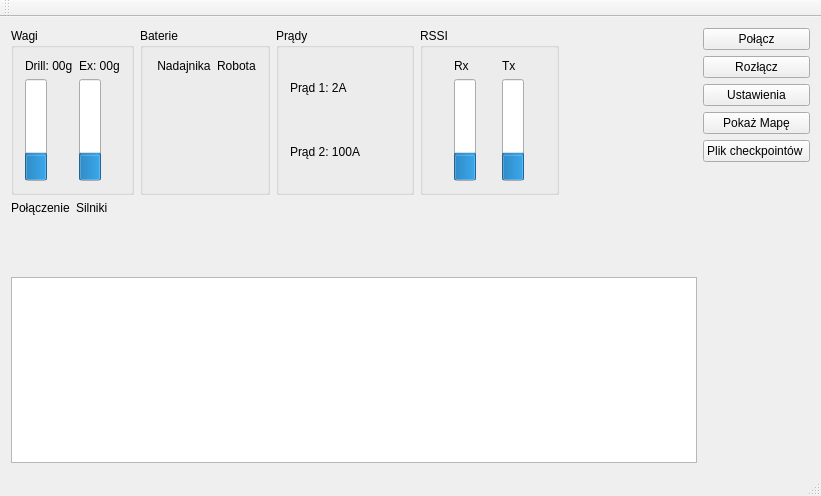
Qt form mainwindow.ui (EddieTheHead/ERTCudQt) before a commit.
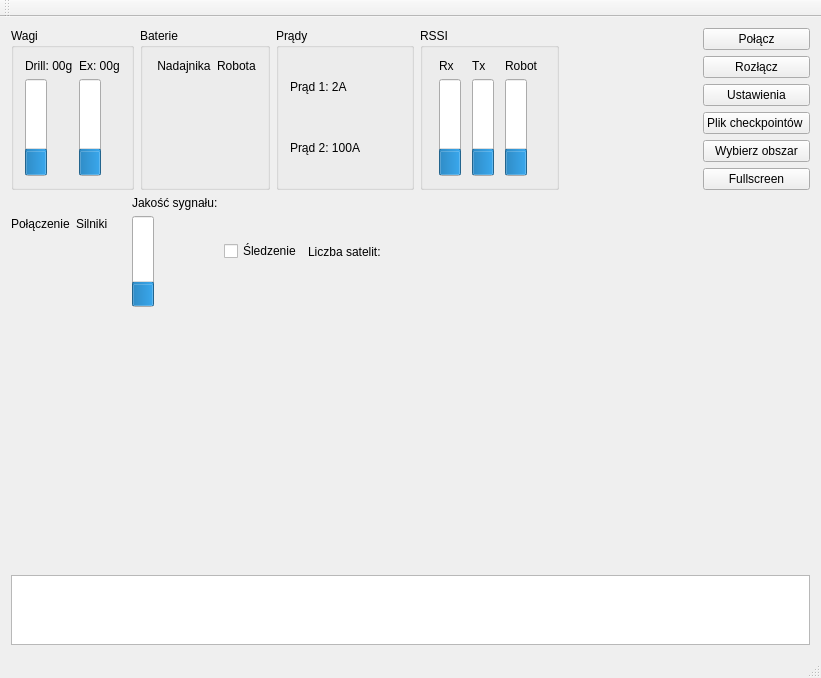
The same form after that commit. Custom widgets are drawn as their Qt base class.

The edit to the form file:
```diff
--- a/mainwindow.ui
+++ b/mainwindow.ui
@@ -7,70 +7,18 @@
     <x>0</x>
     <y>0</y>
     <width>821</width>
-    <height>496</height>
+    <height>543</height>
    </rect>
   </property>
   <property name="windowTitle">
    <string>MainWindow</string>
   </property>
   <widget class="QWidget" name="centralWidget">
-   <layout class="QGridLayout" name="gridLayout">
-    <item row="0" column="3">
-     <layout class="QVBoxLayout" name="verticalLayoutButtons">
+   <layout class="QVBoxLayout" name="verticalLayout_2">
+    <item>
+     <layout class="QHBoxLayout" name="horizontalLayout_firstRow">
       <item>
-       <widget class="QPushButton" name="pushButtonConnect">
-        <property name="text">
-         <string>Połącz</string>
-        </property>
-       </widget>
-      </item>
-      <item>
-       <widget class="QPushButton" name="pushButtonDisconnect">
-        <property name="text">
-         <string>Rozłącz</string>
-        </property>
-       </widget>
-      </item>
-      <item>
-       <widget class="QPushButton" name="pushButtonPreferences">
-        <property name="text">
-         <string>Ustawienia</string>
-        </property>
-       </widget>
-      </item>
-      <item>
-       <widget class="QPushButton" name="pushButtonMap">
-        <property name="text">
-         <string>Pokaż Mapę</string>
-        </property>
-       </widget>
-      </item>
-      <item>
-       <widget class="QPushButton" name="pushButtonCheckpoints">
-        <property name="text">
-         <string>Plik checkpointów </string>
-        </property>
-       </widget>
-      </item>
-      <item>
-       <spacer name="verticalSpacerButtons">
-        <property name="orientation">
-         <enum>Qt::Vertical</enum>
-        </property>
-        <property name="sizeHint" stdset="0">
-         <size>
-          <width>20</width>
-          <height>40</height>
-         </size>
-        </property>
-       </spacer>
-      </item>
-     </layout>
-    </item>
-    <item row="0" column="1">
-     <layout class="QHBoxLayout" name="horizontalLayout_2">
-      <item>
-       <widget class="QGroupBox" name="groupBox">
+       <widget class="QGroupBox" name="groupBox_Scales">
         <property name="title">
          <string>Wagi</string>
         </property>
@@ -314,6 +262,27 @@
            </item>
           </layout>
          </item>
+         <item>
+          <layout class="QVBoxLayout" name="verticalLayou_RobotRSSI">
+           <item>
+            <widget class="QLabel" name="label_RobotRSSI">
+             <property name="text">
+              <string>Robot</string>
+             </property>
+            </widget>
+           </item>
+           <item>
+            <widget class="QProgressBar" name="progressBar_RobotRSSI">
+             <property name="value">
+              <number>24</number>
+             </property>
+             <property name="orientation">
+              <enum>Qt::Vertical</enum>
+             </property>
+            </widget>
+           </item>
+          </layout>
+         </item>
         </layout>
        </widget>
       </item>
@@ -330,10 +299,69 @@
         </property>
        </spacer>
       </item>
+      <item>
+       <layout class="QVBoxLayout" name="verticalLayoutButtons">
+        <item>
+         <widget class="QPushButton" name="pushButtonConnect">
+          <property name="text">
+           <string>Połącz</string>
+          </property>
+         </widget>
+        </item>
+        <item>
+         <widget class="QPushButton" name="pushButtonDisconnect">
+          <property name="text">
+           <string>Rozłącz</string>
+          </property>
+         </widget>
+        </item>
+        <item>
+         <widget class="QPushButton" name="pushButtonPreferences">
+          <property name="text">
+           <string>Ustawienia</string>
+          </property>
+         </widget>
+        </item>
+        <item>
+         <widget class="QPushButton" name="pushButtonCheckpoints">
+          <property name="text">
+           <string>Plik checkpointów </string>
+          </property>
+         </widget>
+        </item>
+        <item>
+         <widget class="QPushButton" name="pushButton_area">
+          <property name="text">
+           <string>Wybierz obszar</string>
+          </property>
+         </widget>
+        </item>
+        <item>
+         <widget class="QPushButton" name="pushButton_fullscreen">
+          <property name="text">
+           <string>Fullscreen</string>
+          </property>
+         </widget>
+        </item>
+        <item>
+         <spacer name="verticalSpacerButtons">
+          <property name="orientation">
+           <enum>Qt::Vertical</enum>
+          </property>
+          <property name="sizeHint" stdset="0">
+           <size>
+            <width>20</width>
+            <height>40</height>
+           </size>
+          </property>
+         </spacer>
+        </item>
+       </layout>
+      </item>
      </layout>
     </item>
-    <item row="1" column="1">
-     <layout class="QHBoxLayout" name="horizontalLayout_5">
+    <item>
+     <layout class="QHBoxLayout" name="horizontalLayout_secondRow">
       <item>
        <layout class="QVBoxLayout" name="verticalLayout_connection">
         <item>
@@ -424,6 +452,41 @@
         </item>
        </layout>
       </item>
+      <item>
+       <layout class="QVBoxLayout" name="verticalLayout_signalQuality">
+        <item>
+         <widget class="QLabel" name="label_signalQuality">
+          <property name="text">
+           <string>Jakość sygnału:</string>
+          </property>
+         </widget>
+        </item>
+        <item>
+         <widget class="QProgressBar" name="progressBar_signalQuality">
+          <property name="value">
+           <number>24</number>
+          </property>
+          <property name="orientation">
+           <enum>Qt::Vertical</enum>
+          </property>
+         </widget>
+        </item>
+       </layout>
+      </item>
+      <item>
+       <widget class="QCheckBox" name="checkBox_follow">
+        <property name="text">
+         <string>Śledzenie</string>
+        </property>
+       </widget>
+      </item>
+      <item>
+       <widget class="QLabel" name="label_numberOfSattelites">
+        <property name="text">
+         <string>Liczba satelit:</string>
+        </property>
+       </widget>
+      </item>
       <item>
        <spacer name="horizontalSpacer_2">
         <property name="orientation">
@@ -439,7 +502,17 @@
       </item>
      </layout>
     </item>
-    <item row="2" column="1">
+    <item>
+     <widget class="QWidget" name="widget" native="true">
+      <property name="minimumSize">
+       <size>
+        <width>256</width>
+        <height>256</height>
+       </size>
+      </property>
+     </widget>
+    </item>
+    <item>
      <widget class="QPlainTextEdit" name="plainTextEditLog"/>
     </item>
    </layout>
```
Left out of the diff: 2 changed lines with no effect on the pictures.
